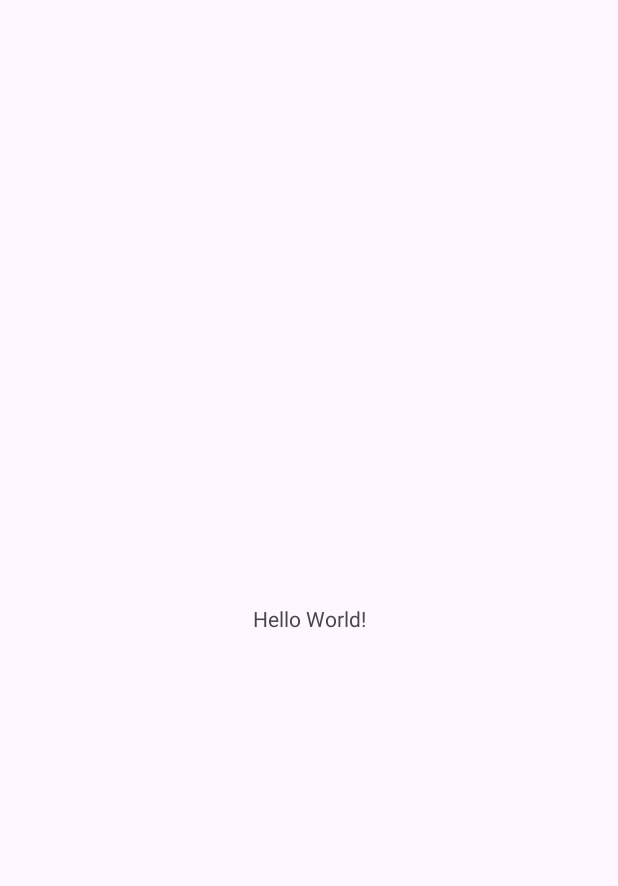
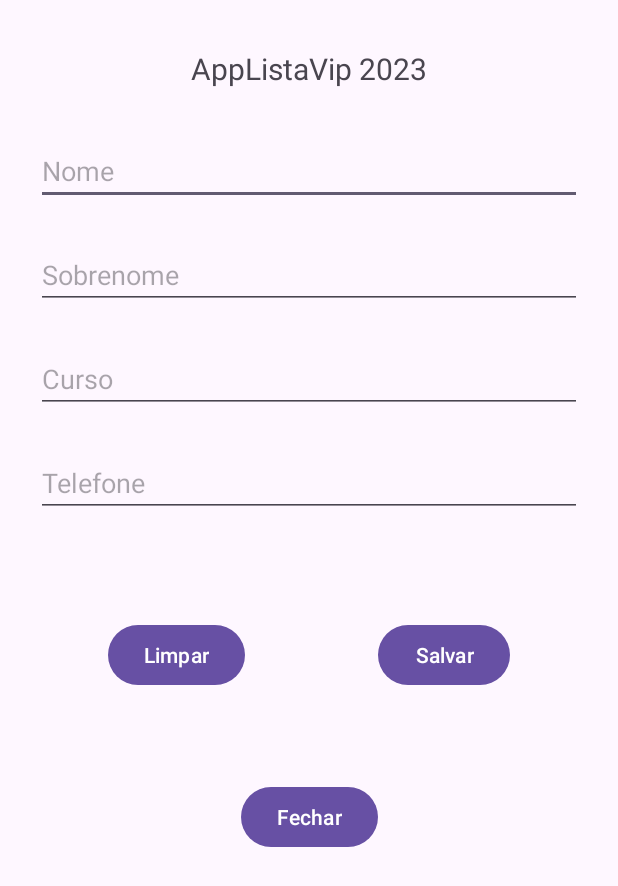
Before and after one commit to BirdJoao/CursoAndroid2023, an Android app: the screen it shows after launch (MainActivity), on a phone screen of 412 x 824 dp. Before the commit the part shown is almost empty. Shown: the top 886 px of the screen. Run offline under Robolectric (Android 15) with nearby library versions, the phone set to English and light mode, and no system bars.

Commit message:
Layout Finalizado

```diff
--- a/AppListaCurso/app/src/main/res/layout/activity_main.xml
+++ b/AppListaCurso/app/src/main/res/layout/activity_main.xml
@@ -6,13 +6,100 @@
     android:layout_height="match_parent"
     tools:context=".MainActivity">
 
+    <EditText
+        android:id="@+id/editTextText"
+        android:layout_width="0dp"
+        android:layout_height="wrap_content"
+        android:layout_marginStart="24dp"
+        android:layout_marginTop="32dp"
+        android:layout_marginEnd="24dp"
+        android:ems="10"
+        android:hint="Nome"
+        android:inputType="text"
+        app:layout_constraintEnd_toEndOf="parent"
+        app:layout_constraintStart_toStartOf="parent"
+        app:layout_constraintTop_toBottomOf="@+id/textView" />
+
+    <EditText
+        android:id="@+id/editTextText2"
+        android:layout_width="0dp"
+        android:layout_height="wrap_content"
+        android:layout_marginStart="24dp"
+        android:layout_marginTop="24dp"
+        android:layout_marginEnd="24dp"
+        android:ems="10"
+        android:hint="Sobrenome"
+        android:inputType="text"
+        app:layout_constraintEnd_toEndOf="parent"
+        app:layout_constraintStart_toStartOf="parent"
+        app:layout_constraintTop_toBottomOf="@+id/editTextText" />
+
+    <EditText
+        android:id="@+id/editTextText3"
+        android:layout_width="0dp"
+        android:layout_height="wrap_content"
+        android:layout_marginStart="24dp"
+        android:layout_marginTop="24dp"
+        android:layout_marginEnd="24dp"
+        android:ems="10"
+        android:hint="Curso"
+        android:inputType="text"
+        app:layout_constraintEnd_toEndOf="parent"
+        app:layout_constraintStart_toStartOf="parent"
+        app:layout_constraintTop_toBottomOf="@+id/editTextText2" />
+
+    <EditText
+        android:id="@+id/editTextText4"
+        android:layout_width="0dp"
+        android:layout_height="wrap_content"
+        android:layout_marginStart="24dp"
+        android:layout_marginTop="24dp"
+        android:layout_marginEnd="24dp"
+        android:ems="10"
+        android:hint="Telefone"
+        android:inputType="text"
+        app:layout_constraintEnd_toEndOf="parent"
+        app:layout_constraintStart_toStartOf="parent"
+        app:layout_constraintTop_toBottomOf="@+id/editTextText3" />
+
     <TextView
+        android:id="@+id/textView"
         android:layout_width="wrap_content"
         android:layout_height="wrap_content"
-        android:text="Hello World!"
-        app:layout_constraintBottom_toBottomOf="parent"
+        android:layout_marginTop="32dp"
+        android:text="AppListaVip 2023"
+        android:textSize="20sp"
         app:layout_constraintEnd_toEndOf="parent"
         app:layout_constraintStart_toStartOf="parent"
         app:layout_constraintTop_toTopOf="parent" />
 
+    <Button
+        android:id="@+id/buttonLimpar"
+        android:layout_width="wrap_content"
+        android:layout_height="wrap_content"
+        android:layout_marginStart="72dp"
+        android:layout_marginTop="68dp"
+        android:text="Limpar"
+        app:layout_constraintStart_toStartOf="parent"
+        app:layout_constraintTop_toBottomOf="@+id/editTextText4" />
+
+    <Button
+        android:id="@+id/buttonSalvar"
+        android:layout_width="wrap_content"
+        android:layout_height="wrap_content"
+        android:layout_marginTop="68dp"
+        android:layout_marginEnd="72dp"
+        android:text="Salvar"
+        app:layout_constraintEnd_toEndOf="parent"
+        app:layout_constraintTop_toBottomOf="@+id/editTextText4" />
+
+    <Button
+        android:id="@+id/buttonFechar"
+        android:layout_width="wrap_content"
+        android:layout_height="wrap_content"
+        android:layout_marginTop="60dp"
+        android:text="Fechar"
+        app:layout_constraintEnd_toEndOf="parent"
+        app:layout_constraintStart_toStartOf="parent"
+        app:layout_constraintTop_toBottomOf="@+id/buttonLimpar" />
 </androidx.constraintlayout.widget.ConstraintLayout>
```
